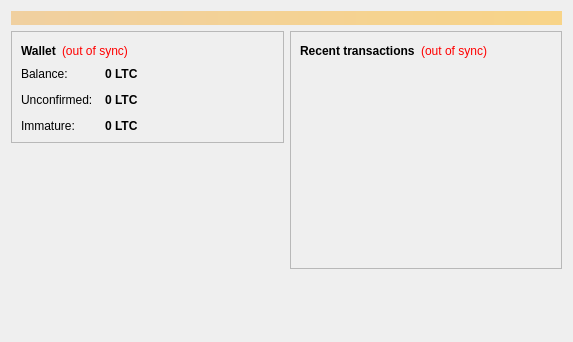
This is src/qt/forms/overviewpage.ui in ohac/sha1coin as Qt 5 draws it before an edit. The edited form follows.
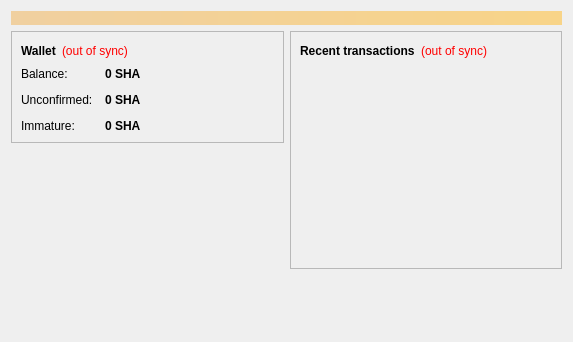
This is the edited form.

The edit to the form file:
```diff
--- a/src/qt/forms/overviewpage.ui
+++ b/src/qt/forms/overviewpage.ui
@@ -122,7 +122,7 @@
                <string>Your current balance</string>
               </property>
               <property name="text">
-               <string notr="true">0 LTC</string>
+               <string notr="true">0 SHA</string>
               </property>
               <property name="textInteractionFlags">
                <set>Qt::LinksAccessibleByMouse|Qt::TextSelectableByKeyboard|Qt::TextSelectableByMouse</set>
@@ -151,7 +151,7 @@
                <string>Total of transactions that have yet to be confirmed, and do not yet count toward the current balance</string>
               </property>
               <property name="text">
-               <string notr="true">0 LTC</string>
+               <string notr="true">0 SHA</string>
               </property>
               <property name="textInteractionFlags">
                <set>Qt::LinksAccessibleByMouse|Qt::TextSelectableByKeyboard|Qt::TextSelectableByMouse</set>
@@ -177,7 +177,7 @@
                <string>Mined balance that has not yet matured</string>
               </property>
               <property name="text">
-               <string notr="true">0 LTC</string>
+               <string notr="true">0 SHA</string>
               </property>
               <property name="textInteractionFlags">
                <set>Qt::LinksAccessibleByMouse|Qt::TextSelectableByKeyboard|Qt::TextSelectableByMouse</set>
```
